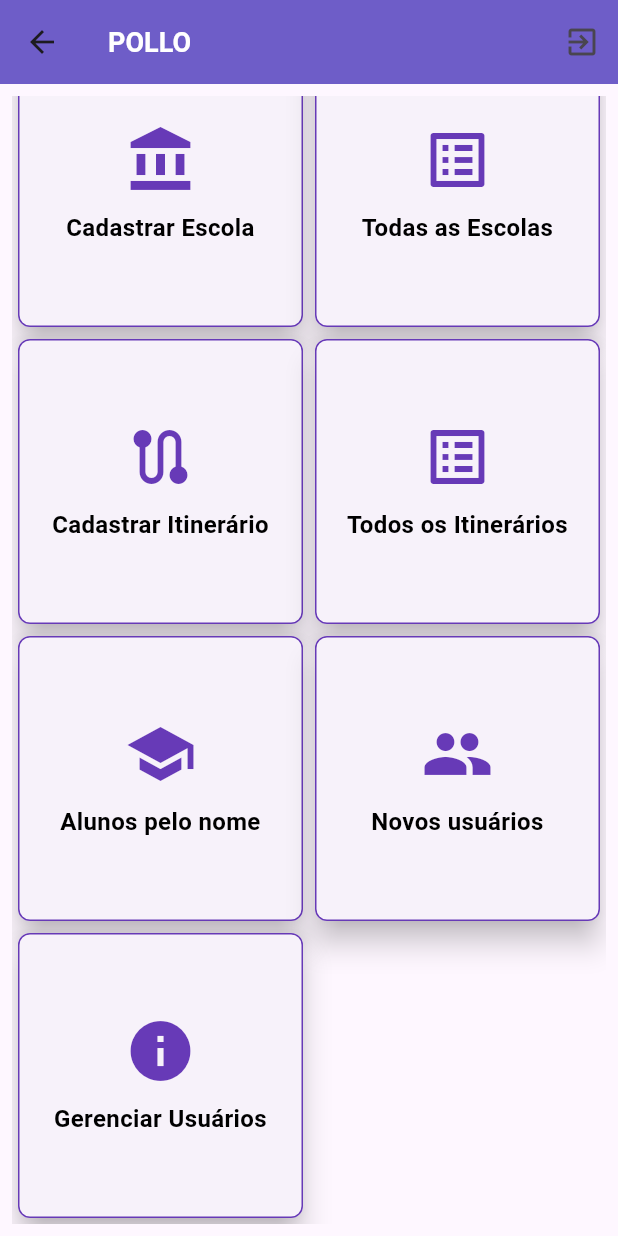
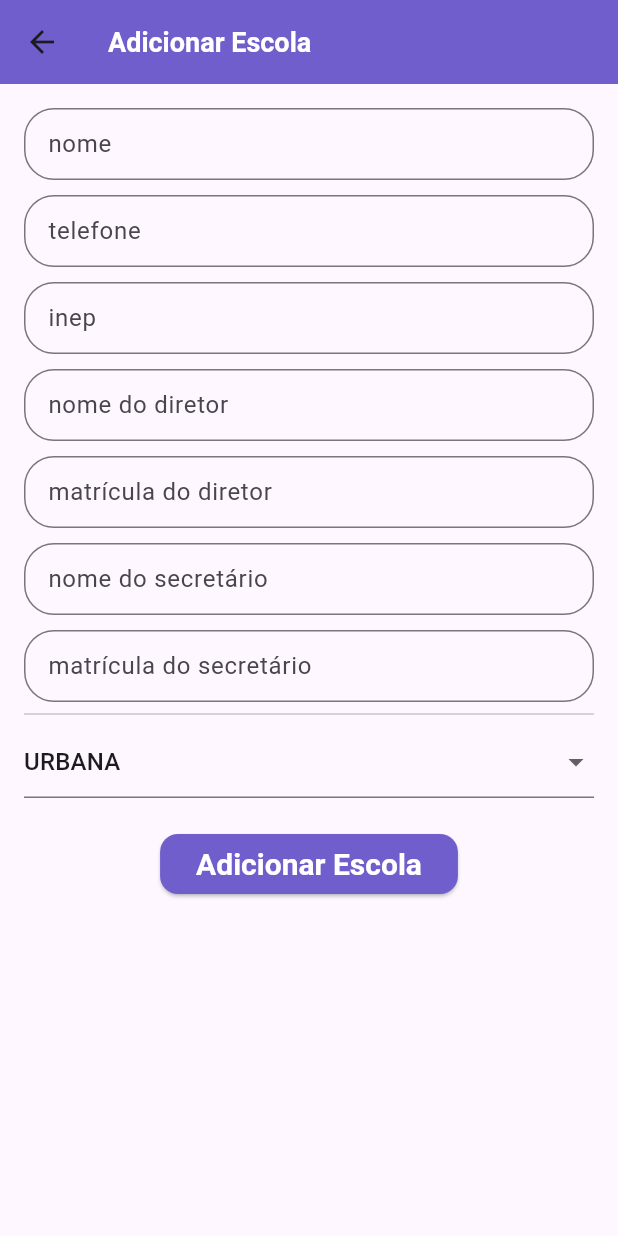
Before and after one commit to waldirdev01/transporte_escolar, a Flutter app: the HomePage screen opened by its route, scrolled down 40 dp, after a tap on "Cadastrar Escola", on a phone screen of 412 x 824 dp. Run offline on Flutter 3.47's test engine with Material 3 defaults, Android fonts, the phone set to English and light mode, and no system bars; our stand-ins replace cloud_firestore, firebase_auth, firebase_core, flutter_iconly; missing offline and left inert: validatorless; accounts and stored records are empty.

Commit message:
cadastro de escola pronto

```diff
--- a/lib/app/app_module.dart
+++ b/lib/app/app_module.dart
@@ -4,6 +4,7 @@ import 'package:flutter/material.dart';
 import 'package:provider/provider.dart';
 import 'package:transporte_escolar/app/app_widget.dart';
 import 'package:transporte_escolar/app/core/firebase_database/user_database/user_database.dart';
+import 'package:transporte_escolar/app/providers/school/school_provider.dart';
 import 'providers/user/app_user_provider.dart';
 
 class AppModule extends StatelessWidget {
@@ -27,6 +28,11 @@ class AppModule extends StatelessWidget {
             firebaseFirestore: context.read(),
           ),
         ),
+        ChangeNotifierProvider(
+          create: (context) => SchoolProvider(
+            firebaseFirestore: context.read(),
+          ),
+        ),
       ],
       child: const AppWidget(),
     );
--- a/lib/app/app_widget.dart
+++ b/lib/app/app_widget.dart
@@ -3,10 +3,12 @@ import 'package:flutter_localizations/flutter_localizations.dart';
 import 'package:transporte_escolar/app/modules/auth/login/login_page.dart';
 import 'package:transporte_escolar/app/modules/auth/register/register_page.dart';
 import 'package:transporte_escolar/app/modules/home/home_page.dart';
+import 'package:transporte_escolar/app/modules/school/school_create_form.dart';
 import 'package:transporte_escolar/app/modules/splash/splash_page.dart';
 import 'package:transporte_escolar/app/modules/users/new_users/new_user_page.dart';
 import 'package:transporte_escolar/app/modules/users/select_user_profile_page.dart';
 import 'core/ui/app_ui_config.dart';
+import 'modules/school/school_list.dart';
 
 class AppWidget extends StatefulWidget {
   const AppWidget({super.key});
@@ -32,6 +34,8 @@ class _AppWidgetState extends State<AppWidget> {
           '/register': (context) => const RegisterPage(),
           '/userrouteprofile': (context) => const SelectUserProfilePage(),
           '/newuser': (context) => const NewUserPage(),
+          '/schoolcreate': (context) => const SchoolCreateForm(),
+          '/schoollist': (context) => const SchoolList(),
         },
         home: const SplashPage());
   }
--- a/lib/app/core/widgets/app_field.dart
+++ b/lib/app/core/widgets/app_field.dart
@@ -40,10 +40,10 @@ class AppField extends StatelessWidget {
               isDense: true,
               labelText: label,
               border: OutlineInputBorder(
-                borderRadius: BorderRadius.circular(30),
+                borderRadius: BorderRadius.circular(20),
               ),
               errorBorder: OutlineInputBorder(
-                  borderRadius: BorderRadius.circular(30),
+                  borderRadius: BorderRadius.circular(20),
                   borderSide: const BorderSide(color: Colors.red)),
               suffixIcon: suffixIcon ??
                   (obscureText == true
--- /dev/null
+++ b/lib/app/models/school.dart
@@ -0,0 +1,66 @@
+class School {
+  String? id, appUserId;
+  List<String>? studentsId;
+  List<String>? itineraiesId;
+  String name,
+      phone,
+      inep,
+      principalName,
+      principalRegister,
+      secretaryName,
+      secretaryRegister,
+      type;
+
+  School({
+    this.id,
+    required this.name,
+    required this.phone,
+    required this.inep,
+    required this.principalName,
+    required this.principalRegister,
+    required this.secretaryName,
+    required this.secretaryRegister,
+    required this.type,
+    this.studentsId,
+    this.appUserId,
+    List<String>? itineraiesId,
+  }) : itineraiesId = itineraiesId ?? [];
+
+  factory School.fromJson(Map<String, dynamic> json) {
+    return School(
+      id: json['id'],
+      name: json['name'],
+      phone: json['phone'],
+      inep: json['inep'],
+      principalName: json['principalName'],
+      principalRegister: json['principalRegister'],
+      secretaryName: json['secretaryName'],
+      secretaryRegister: json['secretaryRegister'],
+      type: json['type'],
+      studentsId: List<String>.from(
+        json['students'] ?? [],
+      ),
+      itineraiesId: List<String>.from(
+        json['itineraiesId'] ?? [],
+      ),
+      appUserId: json['appUserId'],
+    );
+  }
+
+  Map<String, dynamic> toJson() {
+    return {
+      'id': id,
+      'name': name,
+      'phone': phone,
+      'inep': inep,
+      'principalName': principalName,
+      'principalRegister': principalRegister,
+      'secretaryName': secretaryName,
+      'secretaryRegister': secretaryRegister,
+      'students': studentsId,
+      'itineraiesId': itineraiesId,
+      'appUserId': appUserId,
+      'type': type,
+    };
+  }
+}
--- a/lib/app/modules/home/home_page.dart
+++ b/lib/app/modules/home/home_page.dart
@@ -31,26 +31,14 @@ class HomePage extends StatelessWidget {
               icon: Icons.account_balance,
               text: 'Cadastrar Escola',
               onTap: () {
-                /* debugPrint('Cadastrar Escola Pressionado');
-                Navigator.push(
-                  context,
-                  MaterialPageRoute(
-                    builder: (context) => const CreateSchoolScreen(),
-                  ),
-                );*/
+                Navigator.pushNamed(context, '/schoolcreate');
               },
             ),
             CustomCard(
               icon: Icons.list_alt,
               text: 'Todas as Escolas',
               onTap: () {
-                /* debugPrint('Todas as Escolas Pressionado');
-                Navigator.push(
-                  context,
-                  MaterialPageRoute(
-                    builder: (context) => const SchoolsList(),
-                  ),
-                );*/
+                Navigator.pushNamed(context, '/schoollist');
               },
             ),
             CustomCard(
--- /dev/null
+++ b/lib/app/modules/school/school_create_form.dart
@@ -0,0 +1,188 @@
+// ignore_for_file: library_private_types_in_public_api, use_build_context_synchronously
+
+import 'package:cloud_firestore/cloud_firestore.dart';
+import 'package:flutter/material.dart';
+import 'package:transporte_escolar/app/core/ui/messages.dart';
+import 'package:transporte_escolar/app/core/ui/theme_extensions.dart';
+import 'package:transporte_escolar/app/core/widgets/app_field.dart';
+import 'package:transporte_escolar/app/providers/school/school_provider.dart';
+import 'package:validatorless/validatorless.dart';
+import '../../models/school.dart';
+
+class SchoolCreateForm extends StatefulWidget {
+  const SchoolCreateForm({super.key});
+
+  @override
+  _SchoolCreateFormState createState() => _SchoolCreateFormState();
+}
+
+class _SchoolCreateFormState extends State<SchoolCreateForm> {
+  final _formKey = GlobalKey<FormState>();
+  bool _isLoading = false;
+  final _nameEC = TextEditingController();
+  final _phoneEC = TextEditingController();
+  final _inepEC = TextEditingController();
+  final _principalNameEC = TextEditingController();
+  final _principalRegisterEC = TextEditingController();
+  final _secretaryNameEC = TextEditingController();
+  final _secretaryRegisterEC = TextEditingController();
+  String _typeSchool = 'URBANA';
+  late SchoolProvider _schoolProvider;
+  @override
+  void initState() {
+    super.initState();
+    _schoolProvider = SchoolProvider();
+  }
+
+  @override
+  void dispose() {
+    _nameEC.dispose();
+    _phoneEC.dispose();
+    _inepEC.dispose();
+    _principalNameEC.dispose();
+    _principalRegisterEC.dispose();
+    _secretaryNameEC.dispose();
+    _secretaryRegisterEC.dispose();
+    super.dispose();
+  }
+
+  void _submitForm() async {
+    final formValid = _formKey.currentState?.validate() ?? false;
+    if (formValid) {
+      try {
+        final school = School(
+            name: _nameEC.text,
+            phone: _phoneEC.text,
+            inep: _inepEC.text,
+            principalName: _principalNameEC.text,
+            principalRegister: _principalRegisterEC.text,
+            secretaryName: _secretaryNameEC.text,
+            secretaryRegister: _secretaryRegisterEC.text,
+            type: _typeSchool,
+            studentsId: []);
+        await _schoolProvider.createSchool(school: school);
+        setState(() {
+          _isLoading = true;
+        });
+      } on FirebaseException catch (e) {
+        Messages.of(context).showError('Erro ao criar escola $e');
+      } finally {
+        setState(() {
+          _isLoading = false;
+        });
+        Messages.of(context).showInfo('Escola criada com sucesso');
+        setState(() {
+          _inepEC.clear();
+          _nameEC.clear();
+          _phoneEC.clear();
+          _principalNameEC.clear();
+          _principalRegisterEC.clear();
+          _secretaryNameEC.clear();
+          _secretaryRegisterEC.clear();
+        });
+      }
+    }
+  }
+
+  @override
+  Widget build(BuildContext context) {
+    return Scaffold(
+      appBar: AppBar(title: const Text('Adicionar Escola')),
+      body: Form(
+        key: _formKey,
+        child: SingleChildScrollView(
+          padding: const EdgeInsets.all(16),
+          child: Column(
+            children: [
+              AppField(
+                label: 'nome',
+                controller: _nameEC,
+                validator: Validatorless.required('O nome é obrigatório'),
+              ),
+              const SizedBox(
+                height: 10,
+              ),
+              AppField(
+                label: 'telefone',
+                controller: _phoneEC,
+                validator: Validatorless.required('O telefone é obrigatório'),
+              ),
+              const SizedBox(
+                height: 10,
+              ),
+              AppField(
+                label: 'inep',
+                controller: _inepEC,
+                validator: Validatorless.required('O inep é obrigatório'),
+              ),
+              const SizedBox(
+                height: 10,
+              ),
+              AppField(
+                label: 'nome do diretor',
+                controller: _principalNameEC,
+                validator:
+                    Validatorless.required('O nome do diretor é obrigatório'),
+              ),
+              const SizedBox(
+                height: 10,
+              ),
+              AppField(
+                label: 'matrícula do diretor',
+                controller: _principalRegisterEC,
+                validator: Validatorless.required(
+                    'A matrícula do diretor é obrigatória'),
+              ),
+              const SizedBox(
+                height: 10,
+              ),
+              AppField(
+                label: 'nome do secretário',
+                controller: _secretaryNameEC,
+                validator: Validatorless.required(
+                    'O nome do secretário é obrigatório'),
+              ),
+              const SizedBox(
+                height: 10,
+              ),
+              AppField(
+                label: 'matrícula do secretário',
+                controller: _secretaryRegisterEC,
+                validator: Validatorless.required(
+                    'A matrícula do secretário é obrigatória'),
+              ),
+              const Divider(),
+              DropdownButtonFormField<String>(
+                value: _typeSchool,
+                onChanged: (value) {
+                  setState(() {
+                    _typeSchool = value!;
+                  });
+                },
+                items: const [
+                  DropdownMenuItem(
+                    value: 'URBANA',
+                    child: Text('URBANA'),
+                  ),
+                  DropdownMenuItem(
+                    value: 'RURAL',
+                    child: Text('RURAL'),
+                  ),
+                ],
+              ),
+              const SizedBox(
+                height: 20,
+              ),
+              ElevatedButton(
+                style: context.elevatedButtonThemeCustom,
+                onPressed: _isLoading ? null : _submitForm,
+                child: const Text('Adicionar Escola',
+                    style: TextStyle(fontSize: 20, color: Colors.white)),
+              ),
+            ],
+          ),
+        ),
+      ),
+    );
+  }
+}
```
Also changed, not shown: lib/app/modules/auth/login/login_page.dart (+6 -8 lines), lib/app/modules/school/school_edit_form.dart (added, +86 -0 lines), lib/app/modules/school/school_list.dart (added, +58 -0 lines), lib/app/modules/school/widgets/school_card.dart (added, +53 -0 lines), lib/app/modules/users/select_user_profile_page.dart (+24 -13 lines), lib/app/providers/school/school_provider.dart (added, +91 -0 lines), lib/app/providers/user/app_user_provider.dart (+6 -5 lines).
